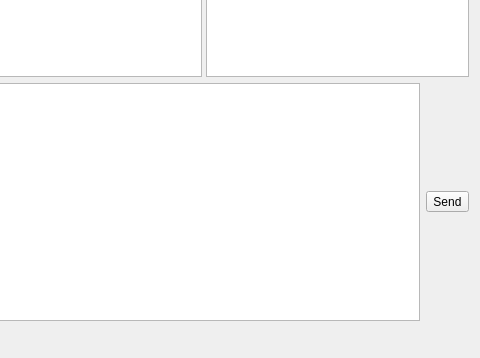
The window that ui/HUBWindow.ui (apavelm/stildcpp) describes before a commit, drawn with Qt 5; both pictures show x 336 to 816 and y 172 to 530 of the 816 by 530 pixel window.
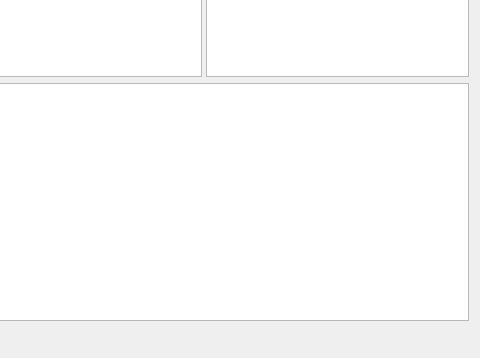
The same window after the commit. Custom widgets are drawn as their Qt base class.

Commit message: Added option to preferences dialog about DefaultHubEncoding, some workarounds about SendTextToHub, client version update and some interface changes

Patch:
```diff
--- a/ui/HUBWindow.ui
+++ b/ui/HUBWindow.ui
@@ -72,13 +72,6 @@
        </property>
       </widget>
      </item>
-     <item>
-      <widget class="QToolButton" name="SendBtn" >
-       <property name="text" >
-        <string>Send</string>
-       </property>
-      </widget>
-     </item>
     </layout>
    </item>
    <item row="2" column="0" >
```
Left out of the diff: 5 changed lines with no effect on the pictures. The commit also changes 44 other files.
